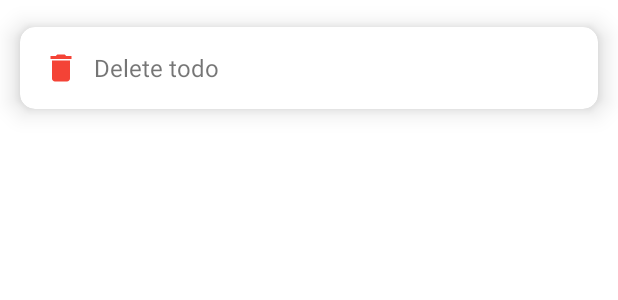
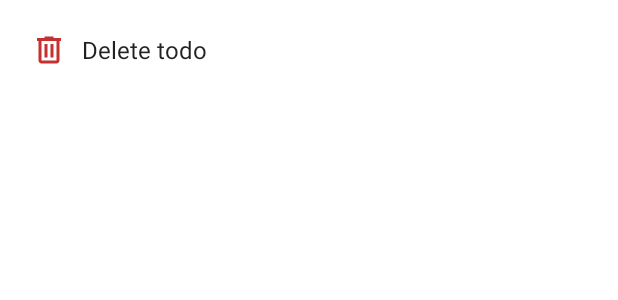
Before and after one commit to ShiryaevNikolay/TodoApp, an Android app: the layout dialog_todo_menu.xml on its own in the app's theme, with its tools: preview values and no code run, on a phone screen of 412 x 824 dp. Shown: the top 300 px of the screen. Run offline under Robolectric (Android 15) with nearby library versions, the phone set to English and light mode, and no system bars.

Commit message:
Добавил прозрачность в 75% для диалогового окна удаления и исменил иконку

```diff
--- a/app/src/main/java/ru/shiryaev/todoapp/dialogs/DeleteTodoDialog.kt
+++ b/app/src/main/java/ru/shiryaev/todoapp/dialogs/DeleteTodoDialog.kt
@@ -7,7 +7,6 @@ import android.view.*
 import androidx.fragment.app.DialogFragment
 import ru.shiryaev.todoapp.databinding.DialogTodoMenuBinding
 import ru.shiryaev.todoapp.models.Todo
-
 
 class DeleteTodoDialog(private val todo: Todo) : DialogFragment() {
 
@@ -25,6 +24,7 @@ class DeleteTodoDialog(private val todo: Todo) : DialogFragment() {
             onCLickBtn?.invoke(todo)
             dismiss()
         }
+        binding.deleteBtn.background.alpha = 192
         return binding.root
     }
 
@@ -35,7 +35,7 @@ class DeleteTodoDialog(private val todo: Todo) : DialogFragment() {
         dialog!!.window!!.apply {
             attributes = p
             setGravity(Gravity.BOTTOM)
-            setBackgroundDrawable(ColorDrawable(Color.TRANSPARENT));
+            setBackgroundDrawable(ColorDrawable(Color.TRANSPARENT))
         }
     }
 
--- /dev/null
+++ b/app/src/main/res/drawable/ic_trash.xml
@@ -0,0 +1,9 @@
+<vector xmlns:android="http://schemas.android.com/apk/res/android"
+    android:width="24dp"
+    android:height="24dp"
+    android:viewportWidth="24"
+    android:viewportHeight="24">
+  <path
+      android:pathData="M9,3V4H4V6H5V19C5,20.1 5.9,21 7,21H17C18.1,21 19,20.1 19,19V6H20V4H15V3H9ZM7,6H17V19H7V6ZM9,8V17H11V8H9ZM13,8V17H15V8H13Z"
+      android:fillColor="#C53131"/>
+</vector>
--- a/app/src/main/res/layout/dialog_todo_menu.xml
+++ b/app/src/main/res/layout/dialog_todo_menu.xml
@@ -5,7 +5,7 @@
     android:layout_height="wrap_content"
     xmlns:app="http://schemas.android.com/apk/res-auto"
     app:cardCornerRadius="10dp"
-    app:cardElevation="10dp"
+    app:cardElevation="0dp"
     app:cardUseCompatPadding="true"
     app:cardBackgroundColor="?android:attr/colorBackground"
     xmlns:android="http://schemas.android.com/apk/res/android">
@@ -20,13 +20,14 @@
         <ImageView
             android:layout_width="wrap_content"
             android:layout_height="wrap_content"
-            android:src="@drawable/ic_delete"
+            android:src="@drawable/ic_trash"
             android:layout_marginEnd="10dp"/>
 
         <TextView
             android:layout_width="wrap_content"
             android:layout_height="wrap_content"
             android:text="@string/delete_todo"
-            android:textSize="16sp" />
+            android:textSize="16sp"
+            android:textColor="?android:attr/textColorPrimary"/>
     </LinearLayout>
 </com.google.android.material.card.MaterialCardView>
```
